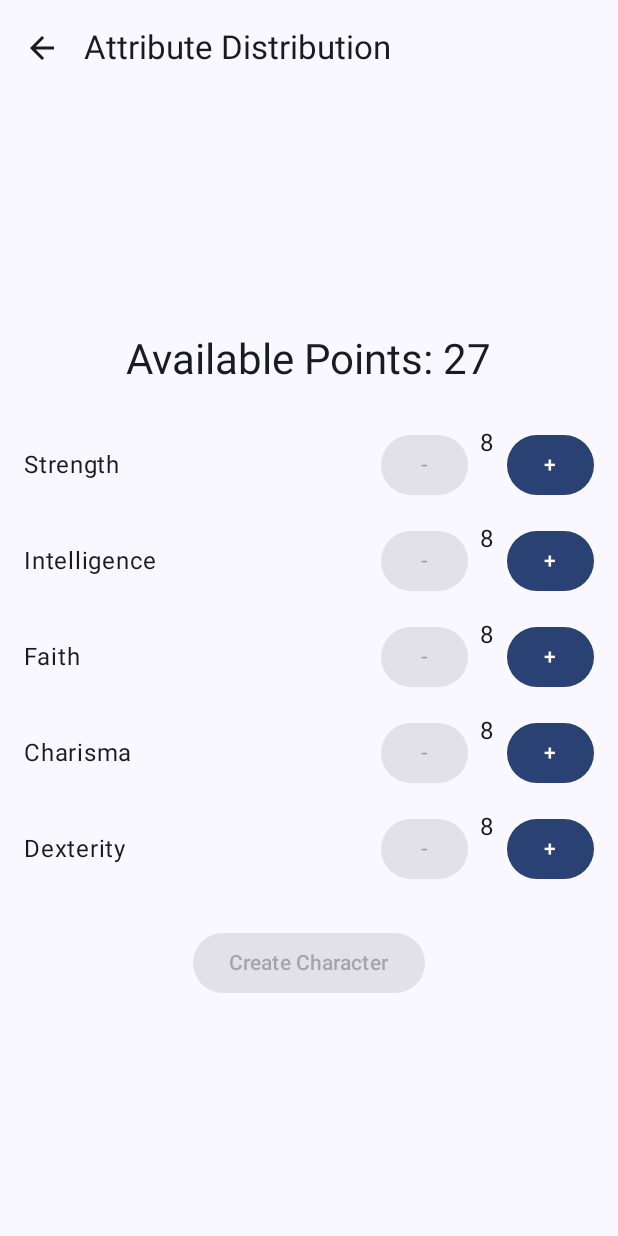
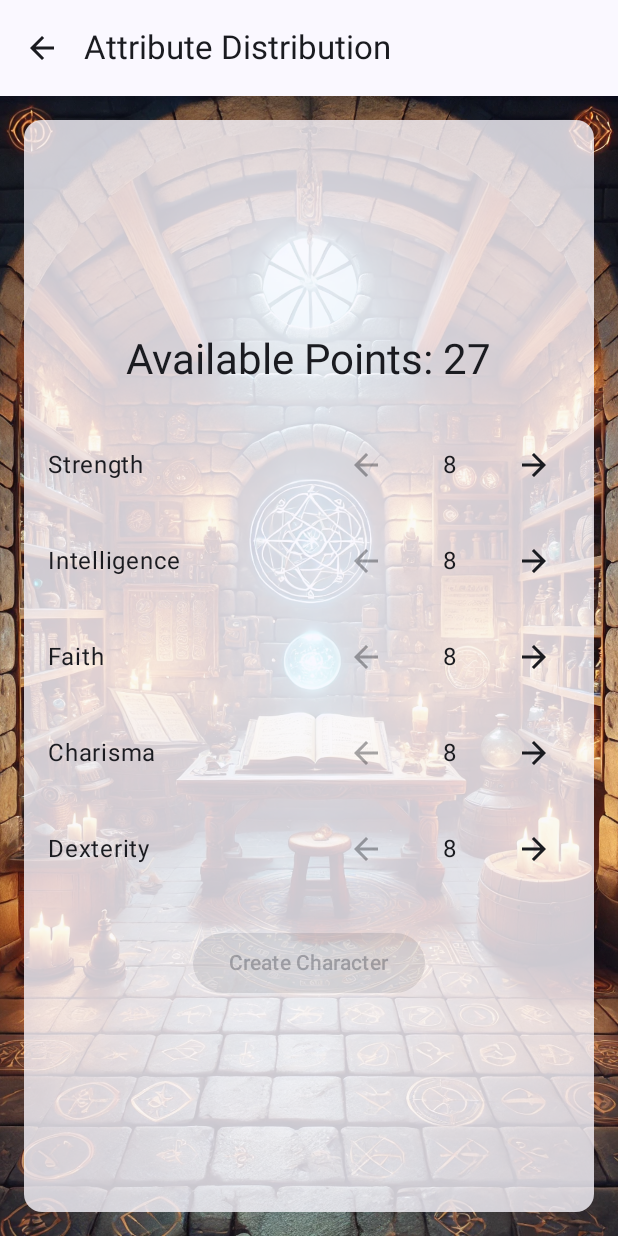
Before and after one commit to luizredig/dungeons-n-kotlin-android-app, an Android app built with Jetpack Compose: the AttributeDistributionActivity screen opened directly, with no data from a screen before it, on a phone screen of 412 x 824 dp. Run offline under Robolectric (Android 15) with nearby library versions, the phone set to English and light mode, and no system bars.

Commit message:
feat(ui): add background image and fix layout in AttributeDistributionActivity

```diff
--- a/app/src/main/java/com/dnk/app/AttributeDistributionActivity.kt
+++ b/app/src/main/java/com/dnk/app/AttributeDistributionActivity.kt
@@ -4,17 +4,24 @@ import android.os.Bundle
 import android.widget.Toast
 import androidx.activity.ComponentActivity
 import androidx.activity.compose.setContent
+import androidx.compose.foundation.Image
+import androidx.compose.foundation.background
 import androidx.compose.foundation.layout.*
+import androidx.compose.foundation.shape.RoundedCornerShape
 import androidx.compose.material3.*
 import androidx.compose.runtime.*
 import androidx.compose.ui.Alignment
 import androidx.compose.ui.Modifier
+import androidx.compose.ui.draw.clip
+import androidx.compose.ui.layout.ContentScale
 import androidx.compose.ui.platform.LocalContext
+import androidx.compose.ui.res.painterResource
 import androidx.compose.ui.unit.dp
 import androidx.compose.material.icons.Icons
 import androidx.compose.material.icons.filled.ArrowBack
+import androidx.compose.material.icons.filled.ArrowForward
+import androidx.compose.ui.text.style.TextAlign
 import com.dnk.app.theme.DungeonsNKotlinTheme
-
 
 class AttributeDistributionActivity : ComponentActivity() {
     override fun onCreate(savedInstanceState: Bundle?) {
@@ -50,15 +57,35 @@ fun AttributeDistributionScreen(onBackClick: () -> Unit) {
             )
         },
         content = { padding ->
-            Column(
+            Box(
                 modifier = Modifier
                     .fillMaxSize()
                     .padding(padding)
+            ) {
+                Image(
+                    painter = painterResource(id = R.drawable.atributesbackground),
+                    contentDescription = "Background Image",
+                    contentScale = ContentScale.Crop,
+                    modifier = Modifier.fillMaxSize()
+                )
+
+                Box(
+                    modifier = Modifier
+                        .fillMaxSize()
+                        .padding(16.dp)
+                        .clip(RoundedCornerShape(12.dp))
+                        .background(MaterialTheme.colorScheme.surface.copy(alpha = 0.8f))
                         .padding(16.dp),
+                    contentAlignment = Alignment.Center
+                ) {
+                    Column(
                         verticalArrangement = Arrangement.Center,
                         horizontalAlignment = Alignment.CenterHorizontally
                     ) {
-                Text(text = "Available Points: $availablePoints", style = MaterialTheme.typography.headlineMedium)
+                        Text(
+                            text = "Available Points: $availablePoints",
+                            style = MaterialTheme.typography.headlineMedium
+                        )
 
                         Spacer(modifier = Modifier.height(20.dp))
 
@@ -160,6 +187,8 @@ fun AttributeDistributionScreen(onBackClick: () -> Unit) {
                         }
                     }
                 }
+            }
+        }
     )
 }
 
@@ -178,15 +207,31 @@ fun AttributeRow(
             .padding(vertical = 8.dp)
     ) {
         Text(text = attributeName, style = MaterialTheme.typography.bodyLarge)
-        Row {
-            Button(onClick = { onDecrement() }, enabled = attributeValue > 8) {
-                Text("-")
+        Row(
+            verticalAlignment = Alignment.CenterVertically,
+            horizontalArrangement = Arrangement.Center
+        ) {
+            IconButton(
+                onClick = { onDecrement() },
+                enabled = attributeValue > 8
+            ) {
+                Icon(Icons.Default.ArrowBack, contentDescription = "Decrement")
             }
-            Spacer(modifier = Modifier.width(8.dp))
-            Text(text = attributeValue.toString(), style = MaterialTheme.typography.bodyLarge)
-            Spacer(modifier = Modifier.width(8.dp))
-            Button(onClick = { onIncrement() }, enabled = attributeValue < 15) {
-                Text("+")
+            Spacer(modifier = Modifier.width(16.dp))
+            Text(
+                text = attributeValue.toString(),
+                style = MaterialTheme.typography.bodyLarge,
+                modifier = Modifier
+                    .width(32.dp)
+                    .align(Alignment.CenterVertically),
+                textAlign = TextAlign.Center
+            )
+            Spacer(modifier = Modifier.width(16.dp))
+            IconButton(
+                onClick = { onIncrement() },
+                enabled = attributeValue < 15
+            ) {
+                Icon(Icons.Default.ArrowForward, contentDescription = "Increment")
             }
         }
     }
```
Lines whose indentation alone changed are shown as unchanged.
